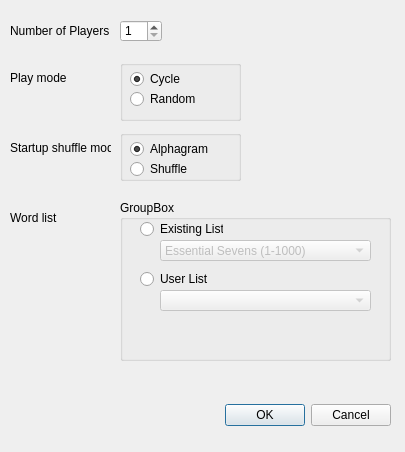
This is aerolith/client/tableCreateForm.ui in domino14/aerolithdesktop as Qt 5 draws it before an edit. The edited form follows.
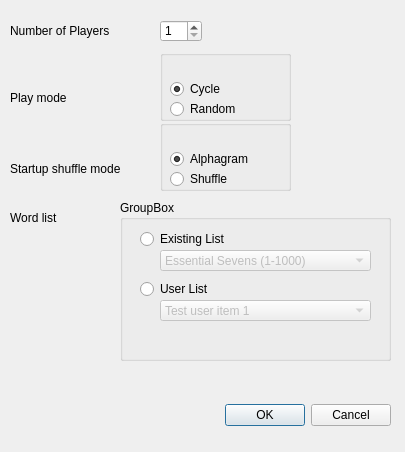
This is the edited form.

Diff of the .ui file:
```diff
--- a/aerolith/client/tableCreateForm.ui
+++ b/aerolith/client/tableCreateForm.ui
@@ -1,9 +1,6 @@
 <ui version="4.0" >
  <class>tableCreateForm</class>
  <widget class="QDialog" name="tableCreateForm" >
-  <property name="windowModality" >
-   <enum>Qt::ApplicationModal</enum>
-  </property>
   <property name="geometry" >
    <rect>
     <x>0</x>
@@ -12,6 +9,18 @@
     <height>452</height>
    </rect>
   </property>
+  <property name="minimumSize" >
+   <size>
+    <width>405</width>
+    <height>452</height>
+   </size>
+  </property>
+  <property name="maximumSize" >
+   <size>
+    <width>405</width>
+    <height>452</height>
+   </size>
+  </property>
   <property name="windowTitle" >
    <string>Create Table</string>
   </property>
@@ -31,20 +40,17 @@
     <set>QDialogButtonBox::Cancel|QDialogButtonBox::NoButton|QDialogButtonBox::Ok</set>
    </property>
   </widget>
-  <widget class="QSpinBox" name="spinBox" >
+  <widget class="QLabel" name="label_4" >
    <property name="geometry" >
     <rect>
-     <x>120</x>
-     <y>20</y>
-     <width>42</width>
-     <height>22</height>
+     <x>10</x>
+     <y>210</y>
+     <width>91</width>
+     <height>16</height>
     </rect>
    </property>
-   <property name="minimum" >
-    <number>1</number>
-   </property>
-   <property name="maximum" >
-    <number>6</number>
+   <property name="text" >
+    <string>Word list</string>
    </property>
   </widget>
   <widget class="QLabel" name="label" >
@@ -52,7 +58,7 @@
     <rect>
      <x>10</x>
      <y>20</y>
-     <width>101</width>
+     <width>121</width>
      <height>21</height>
     </rect>
    </property>
@@ -64,7 +70,7 @@
    <property name="geometry" >
     <rect>
      <x>10</x>
-     <y>70</y>
+     <y>90</y>
      <width>91</width>
      <height>16</height>
     </rect>
@@ -73,79 +79,79 @@
     <string>Play mode</string>
    </property>
   </widget>
-  <widget class="QGroupBox" name="groupBox" >
-   <property name="geometry" >
-    <rect>
-     <x>120</x>
-     <y>60</y>
-     <width>121</width>
-     <height>61</height>
-    </rect>
-   </property>
-   <property name="title" >
-    <string/>
-   </property>
-   <widget class="QRadioButton" name="radioButton_2" >
-    <property name="geometry" >
-     <rect>
-      <x>10</x>
-      <y>10</y>
-      <width>83</width>
-      <height>18</height>
-     </rect>
-    </property>
-    <property name="text" >
-     <string>Cycle</string>
-    </property>
-    <property name="checked" >
-     <bool>true</bool>
-    </property>
-   </widget>
-   <widget class="QRadioButton" name="radioButton" >
-    <property name="geometry" >
-     <rect>
-      <x>10</x>
-      <y>30</y>
-      <width>83</width>
-      <height>18</height>
-     </rect>
-    </property>
-    <property name="text" >
-     <string>Random</string>
-    </property>
-   </widget>
-  </widget>
   <widget class="QLabel" name="label_3" >
    <property name="geometry" >
     <rect>
      <x>10</x>
-     <y>140</y>
-     <width>101</width>
-     <height>16</height>
+     <y>160</y>
+     <width>131</width>
+     <height>17</height>
     </rect>
    </property>
    <property name="text" >
     <string>Startup shuffle mode</string>
    </property>
   </widget>
+  <widget class="QGroupBox" name="groupBox" >
+   <property name="geometry" >
+    <rect>
+     <x>160</x>
+     <y>50</y>
+     <width>131</width>
+     <height>71</height>
+    </rect>
+   </property>
+   <property name="title" >
+    <string/>
+   </property>
+   <widget class="QRadioButton" name="randomRbo" >
+    <property name="geometry" >
+     <rect>
+      <x>10</x>
+      <y>50</y>
+      <width>83</width>
+      <height>18</height>
+     </rect>
+    </property>
+    <property name="text" >
+     <string>Random</string>
+    </property>
+   </widget>
+   <widget class="QRadioButton" name="cycleRbo" >
+    <property name="geometry" >
+     <rect>
+      <x>10</x>
+      <y>30</y>
+      <width>83</width>
+      <height>18</height>
+     </rect>
+    </property>
+    <property name="text" >
+     <string>Cycle</string>
+    </property>
+    <property name="checked" >
+     <bool>true</bool>
+    </property>
+   </widget>
+  </widget>
   <widget class="QGroupBox" name="groupBox_2" >
    <property name="geometry" >
     <rect>
-     <x>120</x>
-     <y>130</y>
-     <width>121</width>
-     <height>51</height>
+     <x>160</x>
+     <y>120</y>
+     <width>131</width>
+     <height>71</height>
     </rect>
    </property>
    <property name="title" >
     <string/>
    </property>
-   <widget class="QRadioButton" name="radioButton_3" >
+   <widget class="QRadioButton" name="alphagramRbo" >
     <property name="geometry" >
      <rect>
       <x>10</x>
-      <y>10</y>
-      <width>83</width>
+      <y>30</y>
+      <width>91</width>
       <height>18</height>
      </rect>
     </property>
@@ -156,11 +162,11 @@
      <bool>true</bool>
     </property>
    </widget>
-   <widget class="QRadioButton" name="radioButton_4" >
+   <widget class="QRadioButton" name="shuffleRbo" >
     <property name="geometry" >
      <rect>
       <x>10</x>
-      <y>30</y>
+      <y>50</y>
       <width>83</width>
       <height>18</height>
      </rect>
@@ -170,19 +176,6 @@
     </property>
    </widget>
   </widget>
-  <widget class="QLabel" name="label_4" >
-   <property name="geometry" >
-    <rect>
-     <x>10</x>
-     <y>210</y>
-     <width>91</width>
-     <height>16</height>
-    </rect>
-   </property>
-   <property name="text" >
-    <string>Word list</string>
-   </property>
-  </widget>
   <widget class="QGroupBox" name="groupBox_3" >
    <property name="geometry" >
     <rect>
@@ -195,14 +188,40 @@
    <property name="title" >
     <string>GroupBox</string>
    </property>
-   <widget class="QComboBox" name="comboBox" >
+   <widget class="QRadioButton" name="userRbo" >
+    <property name="geometry" >
+     <rect>
+      <x>20</x>
+      <y>80</y>
+      <width>83</width>
+      <height>18</height>
+     </rect>
+    </property>
+    <property name="text" >
+     <string>User List</string>
+    </property>
+   </widget>
+   <widget class="QRadioButton" name="existingRbo" >
+    <property name="geometry" >
+     <rect>
+      <x>20</x>
+      <y>30</y>
+      <width>121</width>
+      <height>18</height>
+     </rect>
+    </property>
+    <property name="text" >
+     <string>Existing List</string>
+    </property>
+   </widget>
+   <widget class="QComboBox" name="elistsCbo" >
     <property name="enabled" >
      <bool>false</bool>
     </property>
     <property name="geometry" >
      <rect>
       <x>40</x>
-      <y>40</y>
+      <y>50</y>
       <width>211</width>
       <height>21</height>
      </rect>
@@ -338,46 +357,46 @@
      </property>
     </item>
    </widget>
-   <widget class="QRadioButton" name="radioButton_5" >
-    <property name="geometry" >
-     <rect>
-      <x>20</x>
-      <y>20</y>
-      <width>83</width>
-      <height>18</height>
-     </rect>
-    </property>
-    <property name="text" >
-     <string>Existing List</string>
-    </property>
-   </widget>
-   <widget class="QRadioButton" name="radioButton_6" >
-    <property name="geometry" >
-     <rect>
-      <x>20</x>
-      <y>70</y>
-      <width>83</width>
-      <height>18</height>
-     </rect>
-    </property>
-    <property name="text" >
-     <string>User List</string>
-    </property>
-   </widget>
-   <widget class="QComboBox" name="comboBox_2" >
+   <widget class="QComboBox" name="ulistsCbo" >
     <property name="enabled" >
      <bool>false</bool>
     </property>
     <property name="geometry" >
      <rect>
       <x>40</x>
-      <y>90</y>
+      <y>100</y>
       <width>211</width>
       <height>21</height>
      </rect>
     </property>
+    <item>
+     <property name="text" >
+      <string>Test user item 1</string>
+     </property>
+    </item>
+    <item>
+     <property name="text" >
+      <string>Test user item 2!!</string>
+     </property>
+    </item>
    </widget>
   </widget>
+  <widget class="QSpinBox" name="playersSpinBox" >
+   <property name="geometry" >
+    <rect>
+     <x>160</x>
+     <y>20</y>
+     <width>42</width>
+     <height>22</height>
+    </rect>
+   </property>
+   <property name="maximum" >
+    <number>6</number>
+   </property>
+   <property name="minimum" >
+    <number>1</number>
+   </property>
+  </widget>
  </widget>
  <resources/>
  <connections>
```
Left out of the diff: 8 changed lines with no effect on the pictures.
